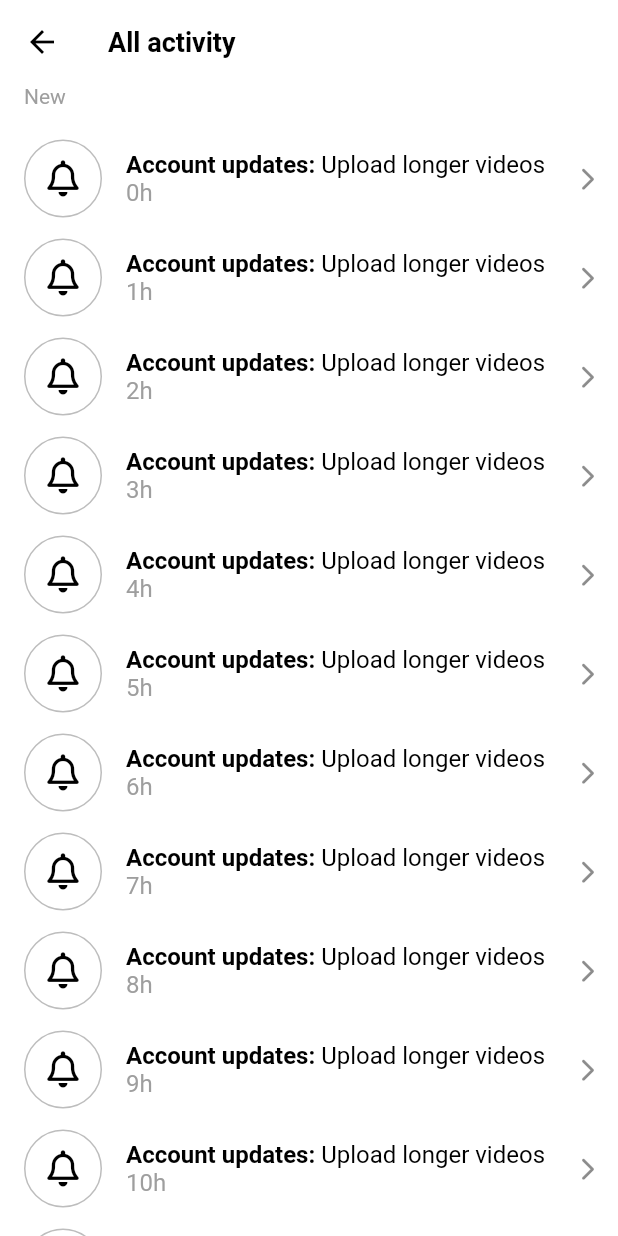
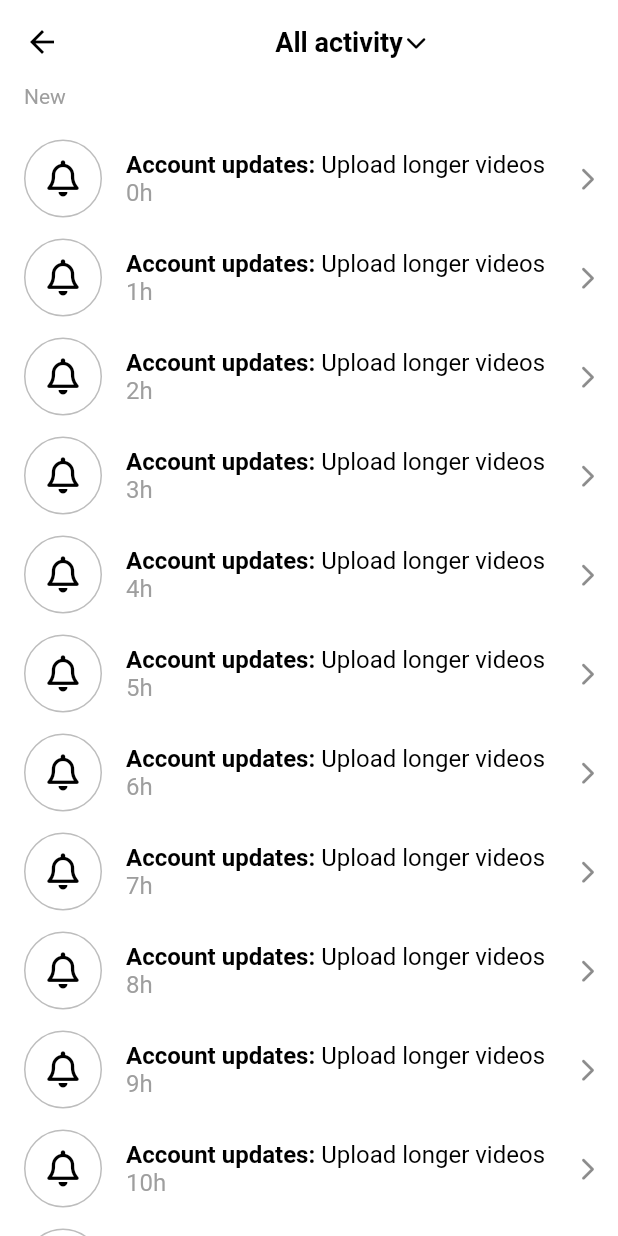
Before and after one commit to sunkeunchoi/flutter_ticktok, a Flutter app: the ActivityScreen screen opened directly, on a phone screen of 412 x 824 dp. Run offline on Flutter 3.47's test engine with Material 2 defaults, Android fonts, the phone set to English and light mode, and no system bars; our stand-ins replace font_awesome_flutter, video_player, visibility_detector; network calls fail.

Commit message:
[feature/inbox] AnimatedModalBarrier Rotation Slide Tween ColorTween

```diff
--- a/lib/features/inbox/activity_screen.dart
+++ b/lib/features/inbox/activity_screen.dart
@@ -10,25 +10,107 @@ class ActivityScreen extends StatefulWidget {
   State<ActivityScreen> createState() => _ActivityScreenState();
 }
 
-class _ActivityScreenState extends State<ActivityScreen> {
+class _ActivityScreenState extends State<ActivityScreen>
+    with SingleTickerProviderStateMixin {
   final List<String> _notifications = List.generate(
     20,
     (index) => "${index}h",
   );
+  final List<Map<String, dynamic>> _tabs = [
+    {
+      "text": "All activity",
+      "icon": FontAwesomeIcons.solidMessage,
+    },
+    {
+      "text": "Likes",
+      "icon": FontAwesomeIcons.solidHeart,
+    },
+    {
+      "text": "Comments",
+      "icon": FontAwesomeIcons.solidComments,
+    },
+    {
+      "text": "Mentions",
+      "icon": FontAwesomeIcons.at,
+    },
+    {
+      "text": "Followers",
+      "icon": FontAwesomeIcons.solidUser,
+    },
+    {
+      "text": "From Tiktok",
+      "icon": FontAwesomeIcons.tiktok,
+    }
+  ];
+  late final AnimationController _animationController = AnimationController(
+    vsync: this,
+    duration: const Duration(
+      milliseconds: 200,
+    ),
+  );
+  late final Animation<double> _arrowAnimation =
+      Tween(begin: 0.0, end: 0.5).animate(_animationController);
+  late final Animation<Color?> _barrierAnimation = ColorTween(
+    begin: Colors.transparent,
+    end: Colors.black38,
+  ).animate(_animationController);
+  late final Animation<Offset> _panelAnimation = Tween(
+    begin: const Offset(0, -1),
+    end: Offset.zero,
+  ).animate(
+    _animationController,
+  );
+
+  bool _showBarrier = false;
   void _onDismissed(String notification) {
     _notifications.remove(notification);
     setState(() {});
+  }
+
+  void _onToggleAnimation() async {
+    if (_animationController.isCompleted) {
+      await _animationController.reverse();
+    } else {
+      _animationController.forward();
+    }
+    setState(() {
+      _showBarrier = !_showBarrier;
+    });
+  }
+
+  @override
+  void dispose() {
+    _animationController.dispose();
+    super.dispose();
   }
 
   @override
   Widget build(BuildContext context) {
     return Scaffold(
       appBar: AppBar(
-        title: const Text(
+        title: GestureDetector(
+          onTap: _onToggleAnimation,
+          child: Row(
+            mainAxisAlignment: MainAxisAlignment.center,
+            children: [
+              const Text(
                 'All activity',
               ),
+              Gaps.h02,
+              RotationTransition(
+                turns: _arrowAnimation,
+                child: const FaIcon(
+                  FontAwesomeIcons.chevronDown,
+                  size: Sizes.size14,
                 ),
-      body: ListView(
+              ),
+            ],
+          ),
+        ),
+      ),
+      body: Stack(
+        children: [
+          ListView(
             children: [
               Padding(
                 padding: const EdgeInsets.symmetric(
@@ -129,6 +211,53 @@ class _ActivityScreenState extends State<ActivityScreen> {
                 ),
             ],
           ),
+          if (_showBarrier)
+            AnimatedModalBarrier(
+              color: _barrierAnimation,
+              dismissible: true,
+              onDismiss: _onToggleAnimation,
+            ),
+          SlideTransition(
+            position: _panelAnimation,
+            child: Container(
+                decoration: const BoxDecoration(
+                  color: Colors.white,
+                  borderRadius: BorderRadius.only(
+                    bottomLeft: Radius.circular(
+                      Sizes.size05,
+                    ),
+                    bottomRight: Radius.circular(
+                      Sizes.size05,
+                    ),
+                  ),
+                ),
+                child: Column(
+                  mainAxisSize: MainAxisSize.min,
+                  children: [
+                    for (var tab in _tabs)
+                      ListTile(
+                        title: Row(
+                          children: [
+                            FaIcon(
+                              tab['icon'],
+                              color: Colors.black,
+                              size: Sizes.size16,
+                            ),
+                            Gaps.h20,
+                            Text(
+                              tab['text'],
+                              style: const TextStyle(
+                                fontWeight: FontWeight.bold,
+                              ),
+                            )
+                          ],
+                        ),
+                      )
+                  ],
+                )),
+          )
+        ],
+      ),
     );
   }
 }
```
Lines whose indentation alone changed are shown as unchanged.
